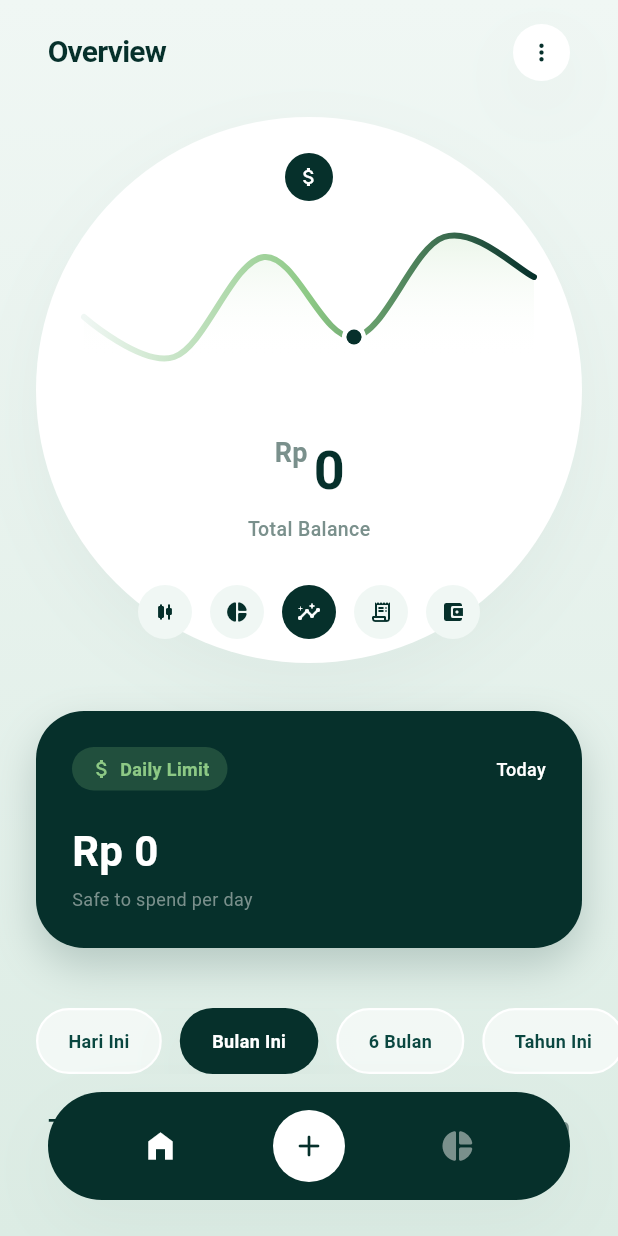
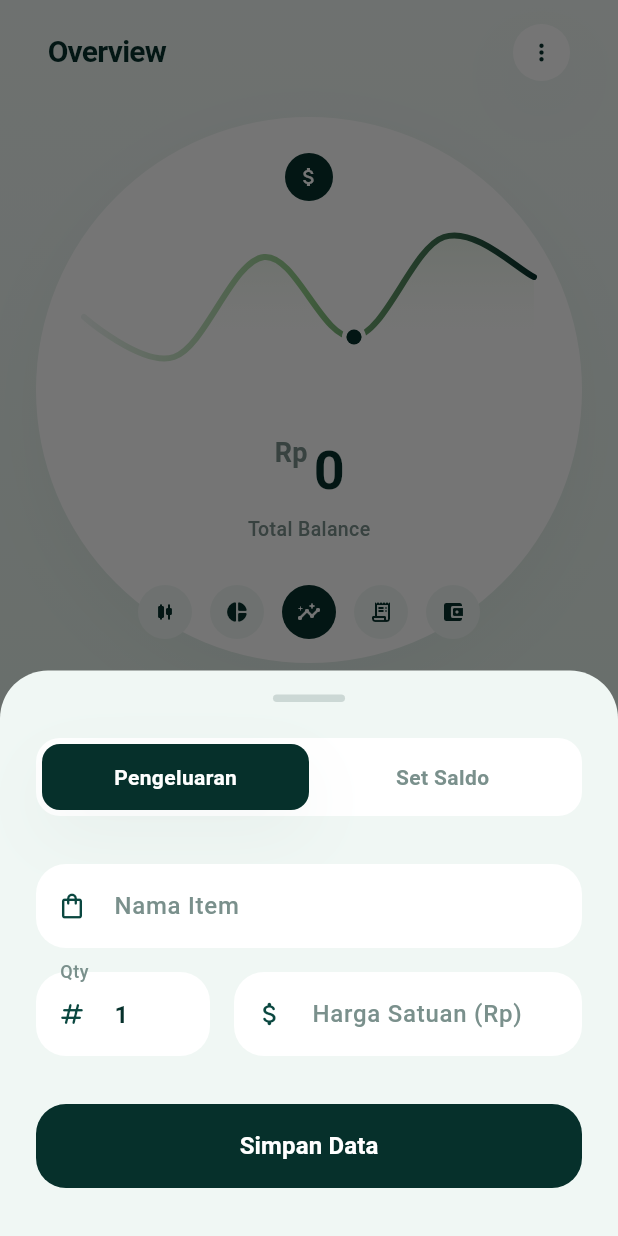
Before and after one commit to Rheza-FA/money_manager, a Flutter app: the screen it shows after launch, after a tap on the "add" icon, on a phone screen of 412 x 824 dp. Run offline on Flutter 3.47's test engine with Material 3 defaults, Android fonts, the phone set to English and light mode, and no system bars; drawn by our look-alikes of fl_chart; our stand-ins replace flutter_riverpod, isar; accounts and stored records are empty; generated files the repository leaves out were written again; Roboto replaces fonts that are missing (Montserrat).

Commit message:
feat(ui): implement swipe-to-delete, edit forms, calendar picker, and cycle toggle

```diff
--- a/lib/screens/dashboard_screen.dart
+++ b/lib/screens/dashboard_screen.dart
@@ -1,6 +1,7 @@
 import 'package:flutter/material.dart';
 import 'package:flutter_riverpod/flutter_riverpod.dart';
 import 'package:intl/intl.dart';
+
 import '../theme/app_colors.dart';
 import '../widgets/balance_overview_circle.dart';
 import '../widgets/daily_limit_card.dart';
@@ -8,6 +9,7 @@ import '../widgets/transaction_card.dart';
 import '../providers/database_provider.dart';
 import '../providers/calculator_provider.dart';
 import '../providers/history_provider.dart';
+import '../widgets/input_bottom_sheet.dart';
 
 class DashboardScreen extends ConsumerWidget {
   const DashboardScreen({super.key});
@@ -21,7 +23,11 @@ class DashboardScreen extends ConsumerWidget {
     final filteredExpenses = ref.watch(filteredExpensesProvider);
     final totalExpense = ref.watch(filteredTotalExpenseProvider);
 
-    final formatCurrency = NumberFormat.currency(locale: 'id_ID', symbol: 'Rp ', decimalDigits: 0);
+    final formatCurrency = NumberFormat.currency(
+      locale: 'id_ID',
+      symbol: 'Rp ',
+      decimalDigits: 0,
+    );
 
     return Scaffold(
       backgroundColor: AppColors.backgroundTop,
@@ -65,8 +71,12 @@ class DashboardScreen extends ConsumerWidget {
                             shape: BoxShape.circle,
                             boxShadow: AppColors.softShadow,
                           ),
-                          child: const Icon(Icons.more_vert, color: AppColors.primaryDark, size: 18),
-                        )
+                          child: const Icon(
+                            Icons.more_vert,
+                            color: AppColors.primaryDark,
+                            size: 18,
+                          ),
+                        ),
                       ],
                     ),
                   ),
@@ -80,11 +90,20 @@ class DashboardScreen extends ConsumerWidget {
                     ),
                     loading: () => const SizedBox(
                       height: 300,
-                      child: Center(child: CircularProgressIndicator(color: AppColors.primaryDark)),
+                      child: Center(
+                        child: CircularProgressIndicator(
+                          color: AppColors.primaryDark,
+                        ),
+                      ),
                     ),
                     error: (e, st) => SizedBox(
                       height: 300,
-                      child: Center(child: Text("Error: $e", style: const TextStyle(color: AppColors.primaryDark))),
+                      child: Center(
+                        child: Text(
+                          "Error: $e",
+                          style: const TextStyle(color: AppColors.primaryDark),
+                        ),
+                      ),
                     ),
                   ),
                 ),
@@ -99,6 +118,7 @@ class DashboardScreen extends ConsumerWidget {
                 const SliverToBoxAdapter(child: SizedBox(height: 40)),
 
                 // 4. Integrated Filter Chips
+                // 4. Integrated Filter Chips & Calendar
                 SliverToBoxAdapter(
                   child: SingleChildScrollView(
                     scrollDirection: Axis.horizontal,
@@ -106,6 +126,46 @@ class DashboardScreen extends ConsumerWidget {
                     physics: const BouncingScrollPhysics(),
                     child: Row(
                       children: [
+                        // Tombol Kalender Melayang
+                        GestureDetector(
+                          onTap: () async {
+                            final date = await showDatePicker(
+                              context: context,
+                              initialDate: ref.read(customDateProvider) ?? DateTime.now(),
+                              firstDate: DateTime(2020),
+                              lastDate: DateTime.now(), // Memblokir seleksi masa depan
+                              builder: (context, child) {
+                                return Theme(
+                                  data: Theme.of(context).copyWith(
+                                    colorScheme: const ColorScheme.light(
+                                      primary: AppColors.primaryDark,
+                                      onPrimary: AppColors.white,
+                                      onSurface: AppColors.primaryDark,
+                                    ),
+                                  ),
+                                  child: child!,
+                                );
+                              },
+                            );
+                            if (date != null) {
+                              // UBAH BARIS INI: Gunakan .setDate(date)
+                              ref.read(customDateProvider.notifier).setDate(date);
+                              ref.read(timeFilterProvider.notifier).setFilter(TimeFilter.customDate);
+                            }
+                          },
+                          child: Container(
+                            margin: const EdgeInsets.only(right: 12),
+                            padding: const EdgeInsets.all(10),
+                            decoration: BoxDecoration(
+                              color: activeFilter == TimeFilter.customDate ? AppColors.primaryDark : AppColors.white.withOpacity(0.6),
+                              shape: BoxShape.circle,
+                              border: Border.all(color: activeFilter == TimeFilter.customDate ? Colors.transparent : AppColors.white, width: 1.5),
+                              boxShadow: activeFilter == TimeFilter.customDate ? AppColors.softShadow : null,
+                            ),
+                            child: Icon(Icons.calendar_month_rounded, size: 18, color: activeFilter == TimeFilter.customDate ? AppColors.white : AppColors.primaryLight),
+                          ),
+                        ),
+
                         _buildFilterChip(context, ref, "Hari Ini", TimeFilter.daily, activeFilter),
                         _buildFilterChip(context, ref, "Bulan Ini", TimeFilter.monthly, activeFilter),
                         _buildFilterChip(context, ref, "6 Bulan", TimeFilter.sixMonths, activeFilter),
@@ -127,11 +187,19 @@ class DashboardScreen extends ConsumerWidget {
                       children: [
                         const Text(
                           "Transactions",
-                          style: TextStyle(fontSize: 16, fontWeight: FontWeight.w700, color: AppColors.primaryDark),
+                          style: TextStyle(
+                            fontSize: 16,
+                            fontWeight: FontWeight.w700,
+                            color: AppColors.primaryDark,
+                          ),
                         ),
                         Text(
                           "- ${formatCurrency.format(totalExpense)}",
-                          style: const TextStyle(fontSize: 14, fontWeight: FontWeight.w600, color: AppColors.greyText),
+                          style: const TextStyle(
+                            fontSize: 14,
+                            fontWeight: FontWeight.w600,
+                            color: AppColors.greyText,
+                          ),
                         ),
                       ],
                     ),
@@ -148,7 +216,10 @@ class DashboardScreen extends ConsumerWidget {
                       child: Center(
                         child: Text(
                           "No transactions found.",
-                          style: TextStyle(color: AppColors.greyText, fontWeight: FontWeight.w500),
+                          style: TextStyle(
+                            color: AppColors.greyText,
+                            fontWeight: FontWeight.w500,
+                          ),
                         ),
                       ),
                     ),
@@ -158,7 +229,8 @@ class DashboardScreen extends ConsumerWidget {
                     padding: const EdgeInsets.symmetric(horizontal: 24),
                     sliver: SliverList(
                       delegate: SliverChildBuilderDelegate(
-                        (context, index) => TransactionCard(expense: filteredExpenses[index]),
+                        (context, index) =>
+                            TransactionCard(expense: filteredExpenses[index]),
                         childCount: filteredExpenses.length,
                       ),
                     ),
@@ -196,12 +268,25 @@ class DashboardScreen extends ConsumerWidget {
                       shape: BoxShape.circle,
                     ),
                     child: IconButton(
-                      icon: const Icon(Icons.add_rounded, color: AppColors.primaryDark),
-                      onPressed: () {},
+                      icon: const Icon(
+                        Icons.add_rounded,
+                        color: AppColors.primaryDark,
+                      ),
+                      onPressed: () {
+                        showModalBottomSheet(
+                          context: context,
+                          isScrollControlled: true, // Wajib true agar modal bisa membesar saat keyboard muncul
+                          backgroundColor: Colors.transparent, // Transparan agar border radius modal terlihat
+                          builder: (context) => const InputBottomSheet(),
+                        );
+                      },
                     ),
                   ),
                   IconButton(
-                    icon: const Icon(Icons.pie_chart_rounded, color: AppColors.greyText),
+                    icon: const Icon(
+                      Icons.pie_chart_rounded,
+                      color: AppColors.greyText,
+                    ),
                     onPressed: () {},
                   ),
                 ],
@@ -213,7 +298,13 @@ class DashboardScreen extends ConsumerWidget {
     );
   }
 
-  Widget _buildFilterChip(BuildContext context, WidgetRef ref, String label, TimeFilter filter, TimeFilter activeFilter) {
+  Widget _buildFilterChip(
+    BuildContext context,
+    WidgetRef ref,
+    String label,
+    TimeFilter filter,
+    TimeFilter activeFilter,
+  ) {
     final isActive = filter == activeFilter;
     return GestureDetector(
       onTap: () => ref.read(timeFilterProvider.notifier).setFilter(filter),
@@ -222,7 +313,9 @@ class DashboardScreen extends ConsumerWidget {
         margin: const EdgeInsets.only(right: 12),
         padding: const EdgeInsets.symmetric(horizontal: 20, vertical: 12),
         decoration: BoxDecoration(
-          color: isActive ? AppColors.primaryDark : AppColors.white.withOpacity(0.6),
+          color: isActive
+              ? AppColors.primaryDark
+              : AppColors.white.withOpacity(0.6),
           borderRadius: BorderRadius.circular(24),
           border: Border.all(
             color: isActive ? Colors.transparent : AppColors.white,
--- a/lib/widgets/daily_limit_card.dart
+++ b/lib/widgets/daily_limit_card.dart
@@ -1,15 +1,21 @@
 import 'package:flutter/material.dart';
+import 'package:flutter_riverpod/flutter_riverpod.dart';
 import 'package:intl/intl.dart';
 import '../theme/app_colors.dart';
+import '../providers/database_provider.dart';
 
-class DailyLimitCard extends StatelessWidget {
+class DailyLimitCard extends ConsumerWidget {
   final double maxDaily;
 
   const DailyLimitCard({super.key, required this.maxDaily});
 
   @override
-  Widget build(BuildContext context) {
+  Widget build(BuildContext context, WidgetRef ref) {
     final formatCurrency = NumberFormat.currency(locale: 'id_ID', symbol: 'Rp ', decimalDigits: 0);
+
+    // Membaca status setting saat ini secara real-time
+    final settingsAsync = ref.watch(appSettingsProvider);
+    final isBiWeekly = settingsAsync.value?.isBiWeeklyMode ?? false;
 
     return Container(
       margin: const EdgeInsets.symmetric(horizontal: 24),
@@ -18,11 +24,7 @@ class DailyLimitCard extends StatelessWidget {
         color: AppColors.primaryDark,
         borderRadius: BorderRadius.circular(32),
         boxShadow: [
-          BoxShadow(
-            color: AppColors.primaryDark.withOpacity(0.2),
-            blurRadius: 24,
-            offset: const Offset(0, 12),
-          ),
+          BoxShadow(color: AppColors.primaryDark.withOpacity(0.2), blurRadius: 24, offset: const Offset(0, 12)),
         ],
       ),
       child: Column(
@@ -33,10 +35,7 @@ class DailyLimitCard extends StatelessWidget {
             children: [
               Container(
                 padding: const EdgeInsets.symmetric(horizontal: 12, vertical: 6),
-                decoration: BoxDecoration(
-                  color: AppColors.accentGreen.withOpacity(0.2),
-                  borderRadius: BorderRadius.circular(20),
-                ),
+                decoration: BoxDecoration(color: AppColors.accentGreen.withOpacity(0.2), borderRadius: BorderRadius.circular(20)),
                 child: const Row(
                   children: [
                     Icon(Icons.attach_money, color: AppColors.accentGreen, size: 16),
@@ -45,25 +44,34 @@ class DailyLimitCard extends StatelessWidget {
                   ],
                 ),
               ),
-              const Text("Today", style: TextStyle(color: AppColors.white, fontSize: 12, fontWeight: FontWeight.w500)),
+
+              // Toggle Button Modern
+              GestureDetector(
+                onTap: () => ref.read(databaseServiceProvider).toggleSpendingMode(!isBiWeekly),
+                child: Container(
+                  padding: const EdgeInsets.symmetric(horizontal: 10, vertical: 6),
+                  decoration: BoxDecoration(
+                    color: AppColors.white.withOpacity(0.1),
+                    borderRadius: BorderRadius.circular(20),
+                    border: Border.all(color: AppColors.white.withOpacity(0.2)),
+                  ),
+                  child: Row(
+                    children: [
+                      Icon(isBiWeekly ? Icons.rotate_right_rounded : Icons.calendar_today_rounded, color: AppColors.white, size: 12),
+                      const SizedBox(width: 4),
+                      Text(isBiWeekly ? "14-Days Cycle" : "Full Month", style: const TextStyle(color: AppColors.white, fontSize: 11, fontWeight: FontWeight.w600)),
+                    ],
+                  ),
+                ),
+              ),
             ],
           ),
           const SizedBox(height: 20),
+          Text(formatCurrency.format(maxDaily), style: const TextStyle(fontSize: 28, fontWeight: FontWeight.bold, color: AppColors.white)),
+          const SizedBox(height: 4),
           Text(
-            formatCurrency.format(maxDaily),
-            style: const TextStyle(
-              fontSize: 28,
-              fontWeight: FontWeight.bold,
-              color: AppColors.white,
-            ),
-          ),
-          const SizedBox(height: 4),
-          const Text(
-            "Safe to spend per day",
-            style: TextStyle(
-              fontSize: 12,
-              color: AppColors.greyText,
-            ),
+            isBiWeekly ? "Safe to spend per day (This Cycle)" : "Safe to spend per day (This Month)",
+            style: const TextStyle(fontSize: 12, color: AppColors.greyText)
           ),
         ],
       ),
--- /dev/null
+++ b/lib/widgets/input_bottom_sheet.dart
@@ -0,0 +1,227 @@
+import 'package:flutter/material.dart';
+import 'package:flutter_riverpod/flutter_riverpod.dart';
+import 'package:isar/isar.dart';
+import '../theme/app_colors.dart';
+import '../providers/database_provider.dart';
+import '../models/expense.dart';
+
+class InputBottomSheet extends ConsumerStatefulWidget {
+  final Expense? expenseToEdit; // Jika null = Buat Baru, Jika ada = Mode Edit
+
+  const InputBottomSheet({super.key, this.expenseToEdit});
+
+  @override
+  ConsumerState<InputBottomSheet> createState() => _InputBottomSheetState();
+}
+
+class _InputBottomSheetState extends ConsumerState<InputBottomSheet> {
+  late bool isExpenseTab;
+
+  final _nameController = TextEditingController();
+  final _qtyController = TextEditingController();
+  final _priceController = TextEditingController();
+  final _balanceController = TextEditingController();
+
+  @override
+  void initState() {
+    super.initState();
+    // Pre-fill form jika dalam Mode Edit
+    isExpenseTab = true; // Default tab
+
+    if (widget.expenseToEdit != null) {
+      _nameController.text = widget.expenseToEdit!.name;
+      _qtyController.text = widget.expenseToEdit!.quantity.toString();
+      _priceController.text = widget.expenseToEdit!.price.toStringAsFixed(0);
+    } else {
+      _qtyController.text = "1";
+    }
+
+    // Ambil saldo saat ini untuk di-prefill di Tab Saldo
+    WidgetsBinding.instance.addPostFrameCallback((_) {
+      final currentBal = ref.read(currentMonthBalanceProvider).value?.balance;
+      if (currentBal != null) {
+        _balanceController.text = currentBal.toStringAsFixed(0);
+      }
+    });
+  }
+
+  void _toggleTab(bool toExpense) => setState(() => isExpenseTab = toExpense);
+
+  void _submitData() async {
+    final dbService = ref.read(databaseServiceProvider);
+
+    if (isExpenseTab) {
+      final name = _nameController.text.trim();
+      final qty = int.tryParse(_qtyController.text) ?? 1;
+      final price = double.tryParse(_priceController.text) ?? 0.0;
+
+      if (name.isNotEmpty && price > 0) {
+        // Logika Senior: Preservasi ID dan Tanggal jika Edit
+        final expense = Expense()
+          ..id = widget.expenseToEdit?.id ?? Isar.autoIncrement
+          ..name = name
+          ..quantity = qty
+          ..price = price
+          ..totalAmount = (qty * price)
+          ..date = widget.expenseToEdit?.date ?? DateTime.now();
+
+        await dbService.saveExpense(expense);
+        if (mounted) Navigator.pop(context);
+      }
+    } else {
+      final balance = double.tryParse(_balanceController.text) ?? 0.0;
+      if (balance > 0) {
+        final now = DateTime.now();
+        final monthYear = "${now.month.toString().padLeft(2, '0')}-${now.year}";
+        await dbService.setMonthlyBalance(monthYear, balance);
+        if (mounted) Navigator.pop(context);
+      }
+    }
+  }
+
+  @override
+  void dispose() {
+    _nameController.dispose();
+    _qtyController.dispose();
+    _priceController.dispose();
+    _balanceController.dispose();
+    super.dispose();
+  }
+
+  @override
+  Widget build(BuildContext context) {
+    final bottomPadding = MediaQuery.of(context).viewInsets.bottom;
+    final isEditMode = widget.expenseToEdit != null;
+
+    return Container(
+      decoration: const BoxDecoration(
+        color: AppColors.backgroundTop,
+        borderRadius: BorderRadius.vertical(top: Radius.circular(32)),
+      ),
+      padding: EdgeInsets.fromLTRB(24, 16, 24, bottomPadding + 32),
+      child: SingleChildScrollView(
+        physics: const BouncingScrollPhysics(),
+        child: Column(
+          mainAxisSize: MainAxisSize.min,
+          crossAxisAlignment: CrossAxisAlignment.start,
+          children: [
+            Center(
+              child: Container(
+                width: 48, height: 5,
+                decoration: BoxDecoration(color: AppColors.greyText.withOpacity(0.3), borderRadius: BorderRadius.circular(10)),
+              ),
+            ),
+            const SizedBox(height: 24),
+
+            // Sembunyikan toggle jika sedang dalam mode Edit Pengeluaran (Fokus)
+            if (!isEditMode)
+              Container(
+                padding: const EdgeInsets.all(4),
+                decoration: BoxDecoration(color: AppColors.white, borderRadius: BorderRadius.circular(16)),
+                child: Row(
+                  children: [
+                    Expanded(
+                      child: GestureDetector(
+                        onTap: () => _toggleTab(true),
+                        child: Container(
+                          padding: const EdgeInsets.symmetric(vertical: 12),
+                          decoration: BoxDecoration(
+                            color: isExpenseTab ? AppColors.primaryDark : Colors.transparent,
+                            borderRadius: BorderRadius.circular(12),
+                            boxShadow: isExpenseTab ? AppColors.softShadow : null,
+                          ),
+                          alignment: Alignment.center,
+                          child: Text("Pengeluaran", style: TextStyle(color: isExpenseTab ? AppColors.white : AppColors.greyText, fontWeight: FontWeight.w600)),
+                        ),
+                      ),
+                    ),
+                    Expanded(
+                      child: GestureDetector(
+                        onTap: () => _toggleTab(false),
+                        child: Container(
+                          padding: const EdgeInsets.symmetric(vertical: 12),
+                          decoration: BoxDecoration(
+                            color: !isExpenseTab ? AppColors.primaryDark : Colors.transparent,
+                            borderRadius: BorderRadius.circular(12),
+                            boxShadow: !isExpenseTab ? AppColors.softShadow : null,
+                          ),
+                          alignment: Alignment.center,
+                          child: Text("Set Saldo", style: TextStyle(color: !isExpenseTab ? AppColors.white : AppColors.greyText, fontWeight: FontWeight.w600)),
+                        ),
+                      ),
+                    ),
+                  ],
+                ),
+              )
+            else
+               const Center(child: Text("Edit Transaksi", style: TextStyle(fontSize: 18, fontWeight: FontWeight.w700, color: AppColors.primaryDark))),
+
+            const SizedBox(height: 32),
+            isExpenseTab ? _buildExpenseForm() : _buildBalanceForm(),
+            const SizedBox(height: 32),
+
+            SizedBox(
+              width: double.infinity,
+              height: 56,
+              child: ElevatedButton(
+                onPressed: _submitData,
+                style: ElevatedButton.styleFrom(
+                  backgroundColor: AppColors.primaryDark,
+                  foregroundColor: AppColors.white,
+                  shape: RoundedRectangleBorder(borderRadius: BorderRadius.circular(20)),
+                  elevation: 0,
+                ),
+                child: Text(isEditMode ? "Perbarui Data" : "Simpan Data", style: const TextStyle(fontSize: 16, fontWeight: FontWeight.w700)),
+              ),
+            ),
+          ],
+        ),
+      ),
+    );
+  }
+
+  Widget _buildExpenseForm() {
+    return Column(
+      crossAxisAlignment: CrossAxisAlignment.start,
+      children: [
+        _buildTextField(label: "Nama Item", controller: _nameController, icon: Icons.shopping_bag_outlined),
+        const SizedBox(height: 16),
+        Row(
+          children: [
+            Expanded(flex: 1, child: _buildTextField(label: "Qty", controller: _qtyController, icon: Icons.numbers_rounded, isNumber: true)),
+            const SizedBox(width: 16),
+            Expanded(flex: 2, child: _buildTextField(label: "Harga Satuan (Rp)", controller: _priceController, icon: Icons.attach_money_rounded, isNumber: true)),
+          ],
+        ),
+      ],
+    );
+  }
+
+  Widget _buildBalanceForm() {
+    return Column(
+      crossAxisAlignment: CrossAxisAlignment.start,
+      children: [
+        const Text("Saldo Utama Bulan Ini", style: TextStyle(fontSize: 14, fontWeight: FontWeight.w600, color: AppColors.primaryDark)),
+        const SizedBox(height: 8),
+        _buildTextField(label: "Total Saldo (Rp)", controller: _balanceController, icon: Icons.account_balance_wallet_outlined, isNumber: true),
+      ],
+    );
+  }
+
+  Widget _buildTextField({required String label, required TextEditingController controller, required IconData icon, bool isNumber = false}) {
+    return TextField(
+      controller: controller,
+      keyboardType: isNumber ? TextInputType.number : TextInputType.text,
+      style: const TextStyle(fontWeight: FontWeight.w600, color: AppColors.primaryDark),
+      decoration: InputDecoration(
+        labelText: label,
+        labelStyle: const TextStyle(color: AppColors.greyText, fontWeight: FontWeight.w500),
+        prefixIcon: Icon(icon, color: AppColors.primaryLight, size: 20),
+        filled: true,
+        fillColor: AppColors.white,
+        border: OutlineInputBorder(borderRadius: BorderRadius.circular(20), borderSide: BorderSide.none),
+        focusedBorder: OutlineInputBorder(borderRadius: BorderRadius.circular(20), borderSide: const BorderSide(color: AppColors.accentGreen, width: 2)),
+      ),
+    );
+  }
+}
```
Also changed, not shown: lib/widgets/transaction_card.dart (+42 -47 lines).
